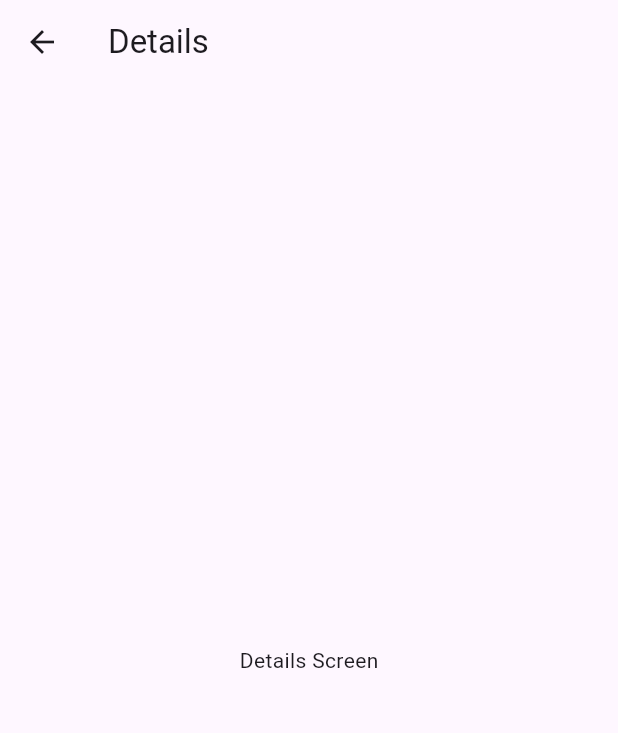
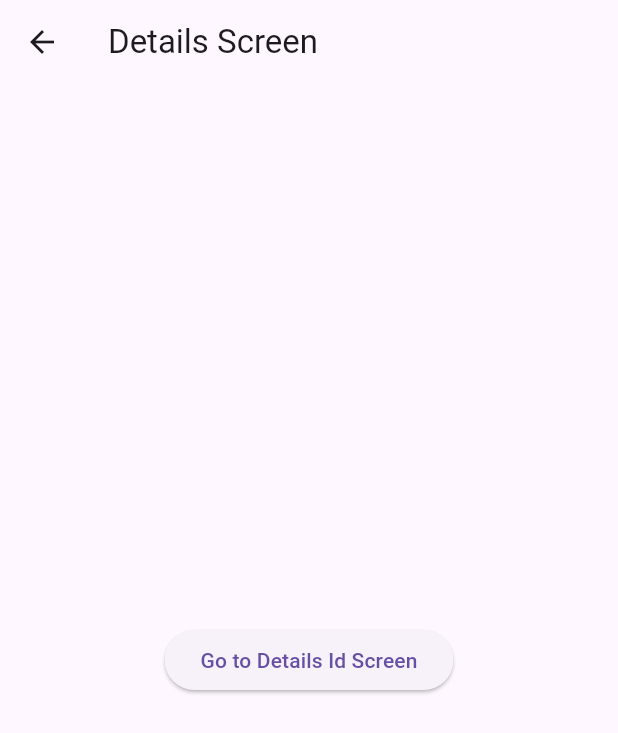
Before and after one commit to BrijeshChauhan-bijju/navigator2.0, a Flutter app: the screen it shows after launch, after a tap on "Go to Details", on a phone screen of 412 x 824 dp. Shown: the top 733 px of the screen. Run offline on Flutter 3.47's test engine with Material 3 defaults, Android fonts, the phone set to English and light mode, and no system bars; our stand-ins replace uni_links.

Commit message:
- add detail id screen

```diff
--- /dev/null
+++ b/lib/deep_linking_handler.dart
@@ -0,0 +1,76 @@
+import 'dart:async';
+
+import 'package:flutter/material.dart';
+import 'package:flutter/services.dart';
+import 'package:navigation2/my_route_path.dart';
+import 'package:navigation2/router_delegate.dart';
+import 'package:uni_links/uni_links.dart';
+
+class DeepLinkHandler extends StatefulWidget {
+  VoidCallback onDetailsPressed;
+
+  DeepLinkHandler({required this.onDetailsPressed}) : super();
+
+  @override
+  _DeepLinkHandlerState createState() => _DeepLinkHandlerState(onDetailsPressed:onDetailsPressed);
+}
+
+class _DeepLinkHandlerState extends State<DeepLinkHandler> {
+  StreamSubscription? _sub;
+  VoidCallback? onDetailsPressed;
+
+  _DeepLinkHandlerState({required this.onDetailsPressed});
+
+  @override
+  void initState() {
+    super.initState();
+    initUniLinks();
+  }
+
+  @override
+  void dispose() {
+    _sub?.cancel();
+    super.dispose();
+  }
+
+  Future<void> initUniLinks() async {
+    _sub = uriLinkStream.listen((Uri? uri) {
+      if (uri != null && !mounted) return;
+      handleDeepLink(uri);
+    }, onError: (dynamic err) {
+      print('Error receiving uri: $err');
+    });
+
+    try {
+      final initialUri = await getInitialUri();
+      handleDeepLink(initialUri);
+    } on PlatformException {
+      print('Failed to get initial uri');
+    }
+  }
+
+  void handleDeepLink(Uri? uri) {
+    if (uri != null && uri.pathSegments.isNotEmpty) {
+      final route = uri.pathSegments.first;
+      if (route == 'details') {
+        int id = int.tryParse(uri.pathSegments.elementAt(1)) ?? 0;
+        MyRouterDelegate().setNewRoutePath(MyRoutePath.details());
+      }
+    }
+  }
+
+  @override
+  Widget build(BuildContext context) {
+    return Scaffold(
+      appBar: AppBar(
+        title: Text('Home'),
+      ),
+      body: Center(
+        child: ElevatedButton(
+          onPressed: onDetailsPressed,
+          child: Text('Go to Details'),
+        ),
+      ),
+    );
+  }
+}
--- a/lib/details_screen.dart
+++ b/lib/details_screen.dart
@@ -1,14 +1,24 @@
 import 'package:flutter/material.dart';
 
 class DetailsScreen extends StatelessWidget {
+  Function(int id) onDetailsIdPressed;
+
+  DetailsScreen({
+    Key? key,
+    required this.onDetailsIdPressed,
+  }) : super(key: key);
+
   @override
   Widget build(BuildContext context) {
     return Scaffold(
-      appBar: AppBar(
-        title: Text('Details'),
-      ),
+      appBar: AppBar(title: Text('Details Screen')),
       body: Center(
-        child: Text('Details Screen'),
+        child: ElevatedButton(
+          onPressed: (){
+            onDetailsIdPressed(1);
+          },
+          child: Text('Go to Details Id Screen'),
+        ),
       ),
     );
   }
--- a/lib/home_screen.dart
+++ /dev/null
@@ -1,22 +0,0 @@
-import 'package:flutter/material.dart';
-
-class HomeScreen extends StatelessWidget {
-  final VoidCallback onDetailsPressed;
-
-  HomeScreen({required this.onDetailsPressed});
-
-  @override
-  Widget build(BuildContext context) {
-    return Scaffold(
-      appBar: AppBar(
-        title: Text('Home'),
-      ),
-      body: Center(
-        child: ElevatedButton(
-          onPressed: onDetailsPressed,
-          child: Text('Go to Details'),
-        ),
-      ),
-    );
-  }
-}
--- a/lib/main.dart
+++ b/lib/main.dart
@@ -1,6 +1,7 @@
 import 'package:flutter/material.dart';
 import 'package:navigation2/my_router_information_parser.dart';
 import 'package:navigation2/router_delegate.dart';
+import 'package:uni_links/uni_links.dart';
 
 void main() {
   runApp(MyApp());
@@ -10,7 +11,7 @@ class MyApp extends StatelessWidget {
   @override
   Widget build(BuildContext context) {
     return MaterialApp.router(
-      title: 'Navigation 2.0 Example',
+      title: 'Deep Linking with Navigation 2.0',
       routerDelegate: MyRouterDelegate(),
       routeInformationParser: MyRouteInformationParser(),
     );
--- a/lib/my_route_path.dart
+++ b/lib/my_route_path.dart
@@ -1,8 +1,30 @@
+/// It has properties isHome and isDetails to indicate the current route path.
 class MyRoutePath {
   final bool isHome;
   final bool isDetails;
+  final bool isDetailsId;
+  final int? id;
 
-  MyRoutePath.home() : isHome = true, isDetails = false;
+  MyRoutePath.home()
+      : isHome = true,
+        isDetailsId = false,
+        isDetails = false,
+        id = 0;
 
-  MyRoutePath.details() : isHome = false, isDetails = true;
+  MyRoutePath.details()
+      : isHome = false,
+        isDetails = true,
+        isDetailsId = false,
+        id = 0;
+
+  MyRoutePath.detailsId({this.id})
+      : isHome = false,
+        isDetails = false,
+        isDetailsId = true;
+
+  MyRoutePath.unknown()
+      : isHome = false,
+        isDetails = false,
+        isDetailsId = false,
+        id = 0;
 }
--- a/lib/my_router_information_parser.dart
+++ b/lib/my_router_information_parser.dart
@@ -5,25 +5,24 @@ class MyRouteInformationParser extends RouteInformationParser<MyRoutePath> {
   @override
   Future<MyRoutePath> parseRouteInformation(RouteInformation routeInformation) async {
     final uri = Uri.parse(routeInformation.location!);
-
     if (uri.pathSegments.isEmpty) {
       return MyRoutePath.home();
-    } else if (uri.pathSegments.length == 1 && uri.pathSegments.first == 'details') {
-      // Parse additional path segments or query parameters here if needed
+    } else if (uri.pathSegments.first == 'details') {
+      final id = int.tryParse(uri.pathSegments.elementAt(1) ?? '') ?? 0;
       return MyRoutePath.details();
+    } else {
+      return MyRoutePath.unknown();
     }
-
-    // Return a default route if the path is not recognized
-    return MyRoutePath.home();
   }
 
   @override
-  RouteInformation? restoreRouteInformation(MyRoutePath path) {
-    if (path.isHome) {
+  RouteInformation? restoreRouteInformation(MyRoutePath configuration) {
+    if (configuration.isHome) {
       return RouteInformation(location: '/');
-    } else if (path.isDetails) {
+    } else if (configuration.isDetails) {
       return RouteInformation(location: '/details');
+    } else {
+      return null;
     }
-    return null;
   }
 }
--- a/lib/router_delegate.dart
+++ b/lib/router_delegate.dart
@@ -1,12 +1,15 @@
 import 'package:flutter/material.dart';
+import 'package:navigation2/deep_linking_handler.dart';
+import 'package:navigation2/details_id_screen.dart';
 import 'package:navigation2/details_screen.dart';
-import 'package:navigation2/home_screen.dart';
 import 'package:navigation2/my_route_path.dart';
 
+/// Manages the navigation stack and controls the rendering of pages.
 class MyRouterDelegate extends RouterDelegate<MyRoutePath>
     with ChangeNotifier, PopNavigatorRouterDelegateMixin<MyRoutePath> {
-  @override
-  GlobalKey<NavigatorState> get navigatorKey => GlobalKey<NavigatorState>();
+  final GlobalKey<NavigatorState> navigatorKey;
+
+  MyRouterDelegate() : navigatorKey = GlobalKey<NavigatorState>();
 
   MyRoutePath _currentPath = MyRoutePath.home();
 
@@ -19,16 +22,30 @@ class MyRouterDelegate extends RouterDelegate<MyRoutePath>
       key: navigatorKey,
       pages: [
         MaterialPage(
-          child: HomeScreen(
-            onDetailsPressed: _handleDetailsPressed,
+            child: DeepLinkHandler(onDetailsPressed: _handleDetailsPressed)),
+        if (_currentPath.isDetails)
+          MaterialPage(
+            child: DetailsScreen(onDetailsIdPressed: _handleDetailsIDPressed),
           ),
-        ),
-        if (_currentPath.isDetails) MaterialPage(child: DetailsScreen()),
+        if (_currentPath.isDetailsId)
+          MaterialPage(
+            child: DetailsIdScreen(
+              id: _currentPath.id??0,
+            ),
+          ),
       ],
       onPopPage: (route, result) {
         if (!route.didPop(result)) {
           return false;
         }
+        // Check if the current page is DetailsIdScreen
+        if (_currentPath.isDetailsId) {
+          // If popped from DetailsIdScreen, navigate back to DetailsScreen
+          _currentPath = MyRoutePath.details();
+          notifyListeners();
+          return true;
+        }
+        print("3=====>");
         _currentPath = MyRoutePath.home();
         notifyListeners();
         return true;
@@ -45,4 +62,10 @@ class MyRouterDelegate extends RouterDelegate<MyRoutePath>
     _currentPath = MyRoutePath.details();
     notifyListeners();
   }
+
+  void _handleDetailsIDPressed(int id) {
+    print("2rfefjherjhfrbfrfr");
+    _currentPath = MyRoutePath.detailsId(id:id);
+    notifyListeners();
+  }
 }
--- a/pubspec.yaml
+++ b/pubspec.yaml
@@ -35,6 +35,7 @@ dependencies:
   # The following adds the Cupertino Icons font to your application.
   # Use with the CupertinoIcons class for iOS style icons.
   cupertino_icons: ^1.0.6
+  uni_links: ^0.5.1
 
 dev_dependencies:
   flutter_test:
```
Also changed, not shown: lib/details_id_screen.dart (added, +18 -0 lines), pubspec.lock, 6 other files.
